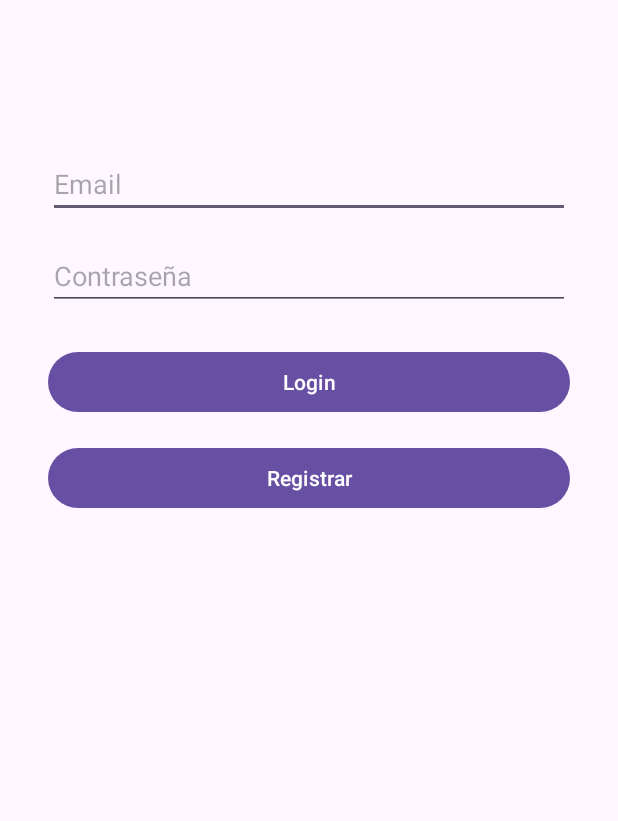
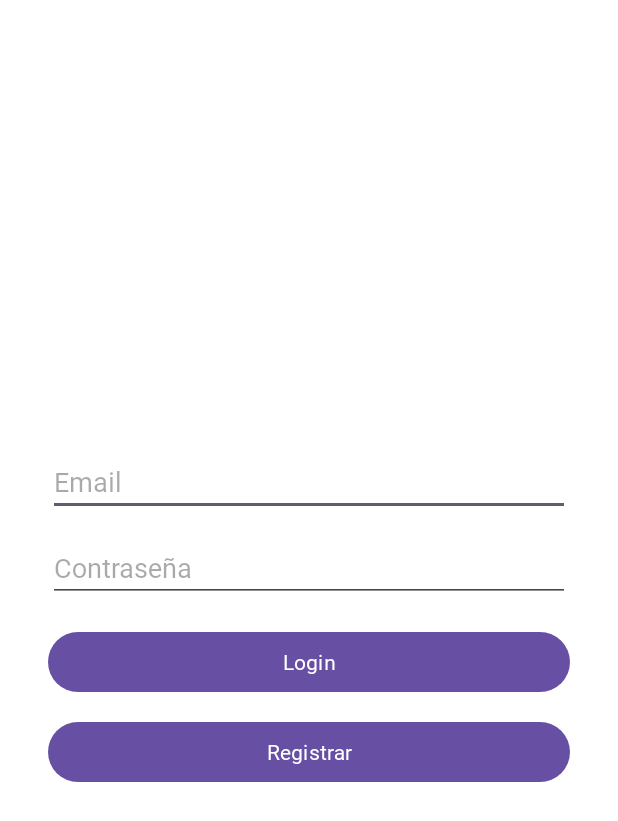
Before and after one commit to CQuiroz1404/AppSQLite, an Android app: the screen it shows after launch (MainActivity), on a phone screen of 412 x 824 dp. Shown: the top 821 px of the screen. Run offline under Robolectric (Android 15) with nearby library versions, the phone set to English and light mode, and no system bars.

Commit message:
cambios de fuente

```diff
--- a/app/src/main/res/layout/activity_main.xml
+++ b/app/src/main/res/layout/activity_main.xml
@@ -6,60 +6,58 @@
     android:id="@+id/main"
     android:layout_width="match_parent"
     android:layout_height="match_parent"
+    android:background="@android:color/white"
     tools:context=".MainActivity">
+
+    <!-- Contenedor centrado -->
+    <LinearLayout
+        android:layout_width="0dp"
+        android:layout_height="wrap_content"
+        android:orientation="vertical"
+        android:gravity="center"
+        android:paddingHorizontal="32dp"
+        app:layout_constraintTop_toTopOf="parent"
+        app:layout_constraintBottom_toBottomOf="parent"
+        app:layout_constraintStart_toStartOf="parent"
+        app:layout_constraintEnd_toEndOf="parent">
 
         <!-- Email -->
         <EditText
             android:id="@+id/editEmail"
-        android:layout_width="0dp"
+            android:layout_width="match_parent"
             android:layout_height="wrap_content"
             android:hint="Email"
             android:inputType="textEmailAddress"
-        app:layout_constraintTop_toTopOf="parent"
-        app:layout_constraintStart_toStartOf="parent"
-        app:layout_constraintEnd_toEndOf="parent"
-        android:layout_marginTop="100dp"
-        android:layout_marginStart="32dp"
-        android:layout_marginEnd="32dp"/>
+            android:fontFamily="@font/roland_variable_full" />
 
         <!-- Password -->
         <EditText
             android:id="@+id/editPassword"
-        android:layout_width="0dp"
+            android:layout_width="match_parent"
             android:layout_height="wrap_content"
             android:hint="Contraseña"
             android:inputType="textPassword"
-        app:layout_constraintTop_toBottomOf="@id/editEmail"
-        app:layout_constraintStart_toStartOf="parent"
-        app:layout_constraintEnd_toEndOf="parent"
-        android:layout_marginTop="16dp"
-        android:layout_marginStart="32dp"
-        android:layout_marginEnd="32dp"/>
+            android:layout_marginTop="12dp"
+            android:fontFamily="@font/roland_variable_full" />
 
         <!-- Botón Login -->
         <Button
             android:id="@+id/btnLogin"
-        android:layout_width="0dp"
+            android:layout_width="match_parent"
             android:layout_height="wrap_content"
             android:text="Login"
-        app:layout_constraintTop_toBottomOf="@id/editPassword"
-        app:layout_constraintStart_toStartOf="parent"
-        app:layout_constraintEnd_toEndOf="parent"
-        android:layout_marginTop="24dp"
-        android:layout_marginStart="32dp"
-        android:layout_marginEnd="32dp"/>
+            android:layout_marginTop="16dp"
+            android:fontFamily="@font/roland_variable_full" />
 
         <!-- Botón Registrar -->
         <Button
             android:id="@+id/btnRegister"
-        android:layout_width="0dp"
+            android:layout_width="match_parent"
             android:layout_height="wrap_content"
             android:text="Registrar"
-        app:layout_constraintTop_toBottomOf="@id/btnLogin"
-        app:layout_constraintStart_toStartOf="parent"
-        app:layout_constraintEnd_toEndOf="parent"
-        android:layout_marginTop="16dp"
-        android:layout_marginStart="32dp"
-        android:layout_marginEnd="32dp"/>
+            android:layout_marginTop="12dp"
+            android:fontFamily="@font/roland_variable_full" />
+
+    </LinearLayout>
 
 </androidx.constraintlayout.widget.ConstraintLayout>
```
Also changed, not shown: 2 other files. Lines whose indentation alone changed are shown as unchanged.
